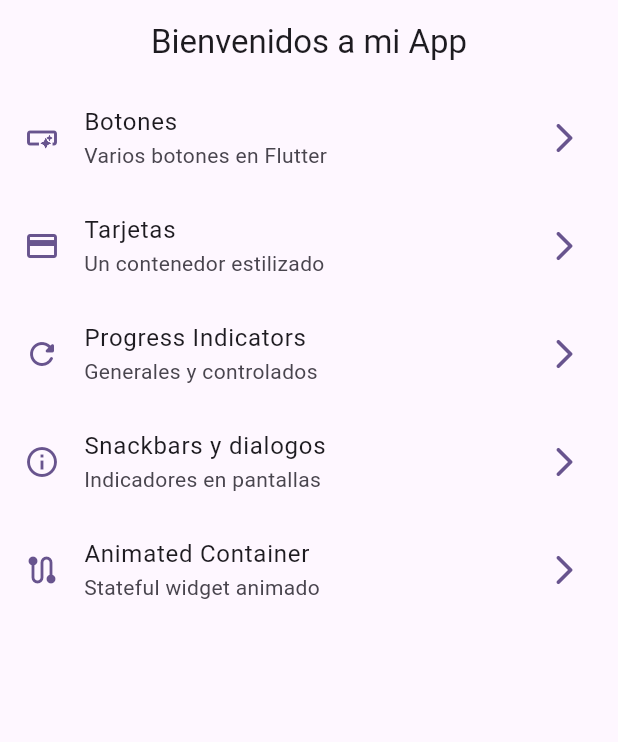
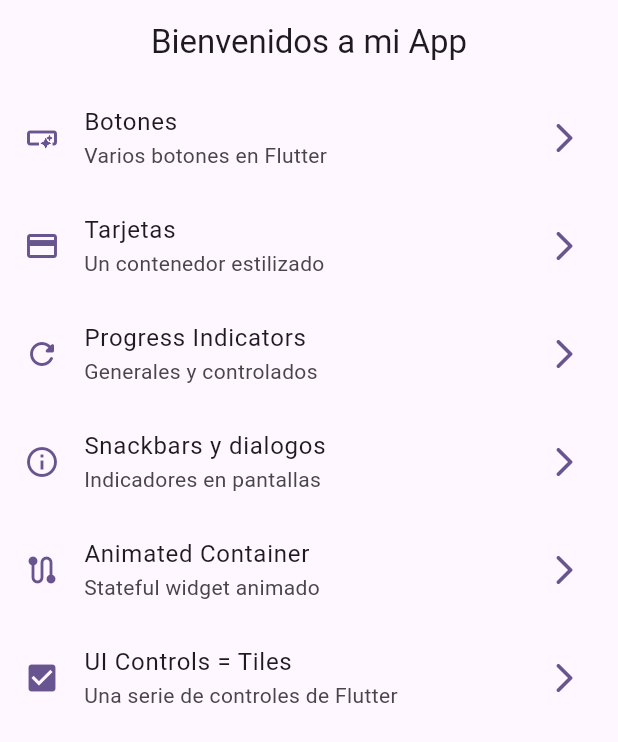
Before and after one commit to Francisco-V98/widgets_app, a Flutter app: the screen it shows after launch, on a phone screen of 412 x 824 dp. Shown: the top 742 px of the screen. Run offline on Flutter 3.47's test engine with Material 3 defaults, Android fonts, the phone set to English and light mode, and no system bars; our stand-ins replace go_router.

Commit message:
141 - UI controls Screen, creacion de checkbox y radio checklist

```diff
--- a/lib/config/manu/menu_items.dart
+++ b/lib/config/manu/menu_items.dart
@@ -51,4 +51,11 @@ const appMenuItems = <MenuItem>[
     icon: Icons.route_rounded
   ),
 
+  MenuItem(
+    title: 'UI Controls = Tiles',
+    subTitle: 'Una serie de controles de Flutter',
+    link: '/ui-controls',
+    icon: Icons.check_box
+  ),
+
 ];
--- a/lib/config/router/app_router.dart
+++ b/lib/config/router/app_router.dart
@@ -41,6 +41,12 @@ final appRouter = GoRouter(
       builder: (context, state) => const AnimateScreen(),
     ),
 
+    GoRoute(
+      path: '/ui-controls',
+      name: UiControlsScreen.name,
+      builder: (context, state) => const UiControlsScreen(),
+    ),
+
 
   ]
 );
```
Also changed, not shown: lib/presentation/screens/ui_controls/ui_controls_screen.dart (+80 -1 lines).
